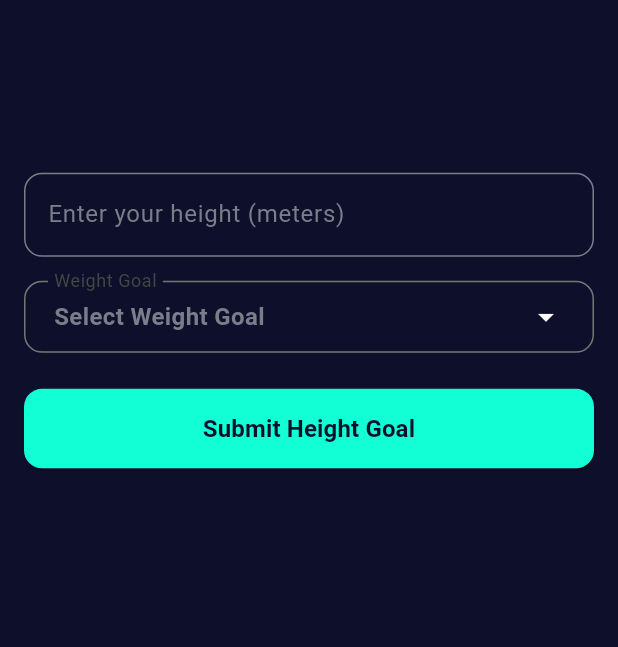
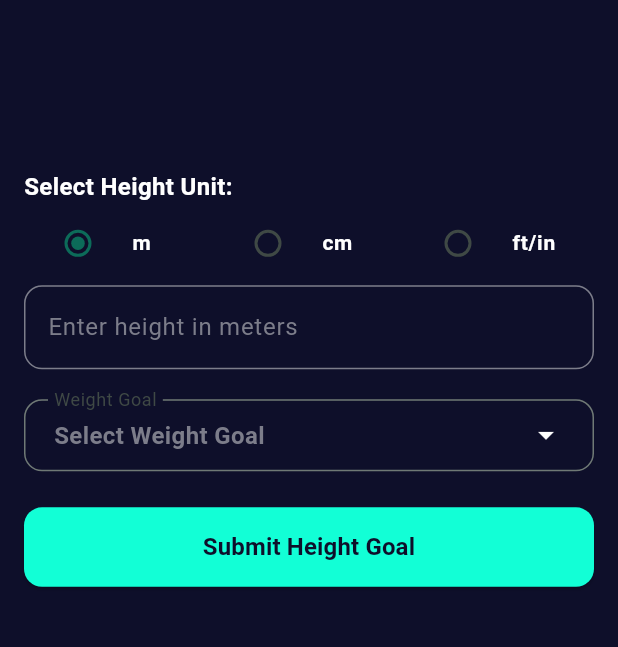
Before and after one commit to kennedyowusu/daily_weight_logs_mobile, a Flutter app: the HeightLogScreen screen opened by its route, on a phone screen of 412 x 824 dp, the part 401-1048 px from its top. Run offline on Flutter 3.47's test engine with Material 3 defaults, Android fonts, the phone set to English and light mode, and no system bars; our stand-ins replace dio, flutter_riverpod, flutter_secure_storage, flutter_svg; accounts and stored records are empty.

Commit message:
Add height unit conversion: implement height unit selection and conversion logic in HeightLogScreen

```diff
--- a/lib/features/height_logs/presentation/height_log_screen.dart
+++ b/lib/features/height_logs/presentation/height_log_screen.dart
@@ -26,10 +26,11 @@ class _HeightLogScreenState extends State<HeightLogScreen> {
 
   final List<String> weightGoals = ['gain', 'lose', 'maintain'];
 
+  // For unit selection
+  String selectedUnit = 'meters'; // Default unit
+
   void _showWeightGoalSelection(BuildContext context) async {
-    // Delay the display of the modal bottom sheet
     await Future.delayed(const Duration(milliseconds: 100));
-
     showModalBottomSheet(
       context: context,
       useSafeArea: true,
@@ -51,6 +52,42 @@ class _HeightLogScreenState extends State<HeightLogScreen> {
         );
       },
     );
+  }
+
+  void _convertHeightIfNeeded() {
+    if (selectedUnit != 'meters') {
+      try {
+        final String input = heightController.text.trim();
+        if (input.isEmpty) {
+          ScaffoldMessenger.of(context).showSnackBar(
+            const SnackBar(content: Text('Please enter your height.')),
+          );
+          return;
+        }
+
+        double meters;
+        if (selectedUnit == 'centimeters') {
+          meters = controller.convertToMeters(input);
+        } else if (selectedUnit == 'feet/inches') {
+          meters = controller.convertToMeters(input, isUsingFeet: true);
+        } else {
+          throw const FormatException('Invalid unit selected.');
+        }
+
+        if (meters < 1.0 || meters > 2.5) {
+          throw const FormatException(
+              'Height in meters must be between 1.0 and 2.5.');
+        }
+
+        heightController.text = meters.toStringAsFixed(2);
+
+        debugPrint('Converted height: $meters');
+      } catch (e) {
+        ScaffoldMessenger.of(context).showSnackBar(
+          SnackBar(content: Text('Invalid input: $e')),
+        );
+      }
+    }
   }
 
   @override
@@ -81,25 +118,83 @@ class _HeightLogScreenState extends State<HeightLogScreen> {
                   height: 150,
                 ),
                 SizedBox(height: MediaQuery.sizeOf(context).height * 0.14),
+                const Align(
+                  alignment: Alignment.centerLeft,
+                  child: WeightLogText(
+                    text: 'Select Height Unit:',
+                    fontSize: 16,
+                    color: Colors.white,
+                  ),
+                ),
+                Row(
+                  children: [
+                    Expanded(
+                      child: RadioListTile<String>(
+                        title: const WeightLogText(
+                          text: 'm',
+                          fontSize: 14,
+                          color: Colors.white,
+                        ),
+                        value: 'meters',
+                        groupValue: selectedUnit,
+                        onChanged: (value) {
+                          setState(() {
+                            selectedUnit = value!;
+                            heightController.clear();
+                          });
+                        },
+                      ),
+                    ),
+                    Expanded(
+                      child: RadioListTile<String>(
+                        title: const WeightLogText(
+                          text: 'cm',
+                          fontSize: 14,
+                          color: Colors.white,
+                        ),
+                        value: 'centimeters',
+                        groupValue: selectedUnit,
+                        onChanged: (value) {
+                          setState(() {
+                            selectedUnit = value!;
+                            heightController.clear();
+                          });
+                        },
+                      ),
+                    ),
+                    Expanded(
+                      child: RadioListTile<String>(
+                        title: const WeightLogText(
+                          text: 'ft/in',
+                          fontSize: 14,
+                          color: Colors.white,
+                        ),
+                        value: 'feet/inches',
+                        groupValue: selectedUnit,
+                        onChanged: (value) {
+                          setState(() {
+                            selectedUnit = value!;
+                            heightController.clear();
+                          });
+                        },
+                      ),
+                    ),
+                  ],
+                ),
                 WeightLogInputField(
                   controller: heightController,
-                  hintText: 'Enter your height (meters)',
-                  labelText: 'Height',
+                  hintText: selectedUnit == 'meters'
+                      ? 'Enter height in meters'
+                      : selectedUnit == 'centimeters'
+                          ? 'Enter height in centimeters'
+                          : 'Enter height in feet.inches',
+                  labelText:
+                      'Height (${selectedUnit == "feet/inches" ? "ft.in" : selectedUnit})',
                   inputTextColor: Colors.white,
                   keyboardType: TextInputType.number,
-                  textInputAction: TextInputAction.next,
-                  validator: (value) {
-                    if (value == null || value.isEmpty) {
-                      return 'Please enter your height';
-                    }
-                    final height = double.tryParse(value);
-                    if (height == null || height < 1.0 || height > 2.5) {
-                      return 'Height must be between 1 and 2.5 meters';
-                    }
-                    return null;
-                  },
+                  textInputAction: TextInputAction.done,
                 ),
-                const SizedBox(height: 16),
+                const SizedBox(height: 20),
                 DropdownButtonHideUnderline(
                   child: GestureDetector(
                     onTap: () {
@@ -140,13 +235,19 @@ class _HeightLogScreenState extends State<HeightLogScreen> {
                   text: 'Submit Height Goal',
                   buttonTextColor: secondaryColor,
                   buttonBackgroundColor: primaryColor,
-                  buttonTextFontWeight: FontWeight.w600,
-                  key: const Key('submit_button'),
-                  isEnabled: true,
                   onPressed: () async {
+                    _convertHeightIfNeeded(); // Convert height before submission
                     if (formKey.currentState?.validate() == true &&
                         selectedWeightGoal != null) {
-                      final height = double.parse(heightController.text.trim());
+                      final height =
+                          double.tryParse(heightController.text.trim());
+                      if (height == null) {
+                        ScaffoldMessenger.of(context).showSnackBar(
+                          const SnackBar(
+                              content: Text('Invalid height value.')),
+                        );
+                        return;
+                      }
                       final weightGoal = selectedWeightGoal!;
                       await controller.submitHeightLog(height, weightGoal);
 
```
Also changed, not shown: lib/features/height_logs/application/controllers/height_log_controller.dart (+23 -0 lines).
